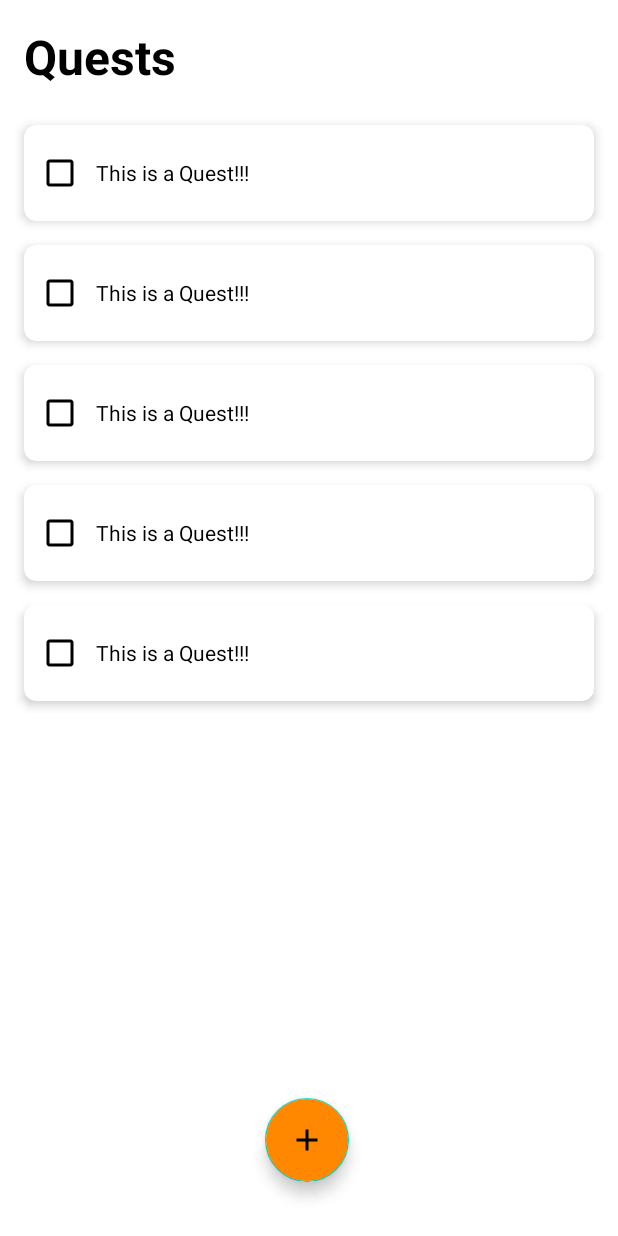
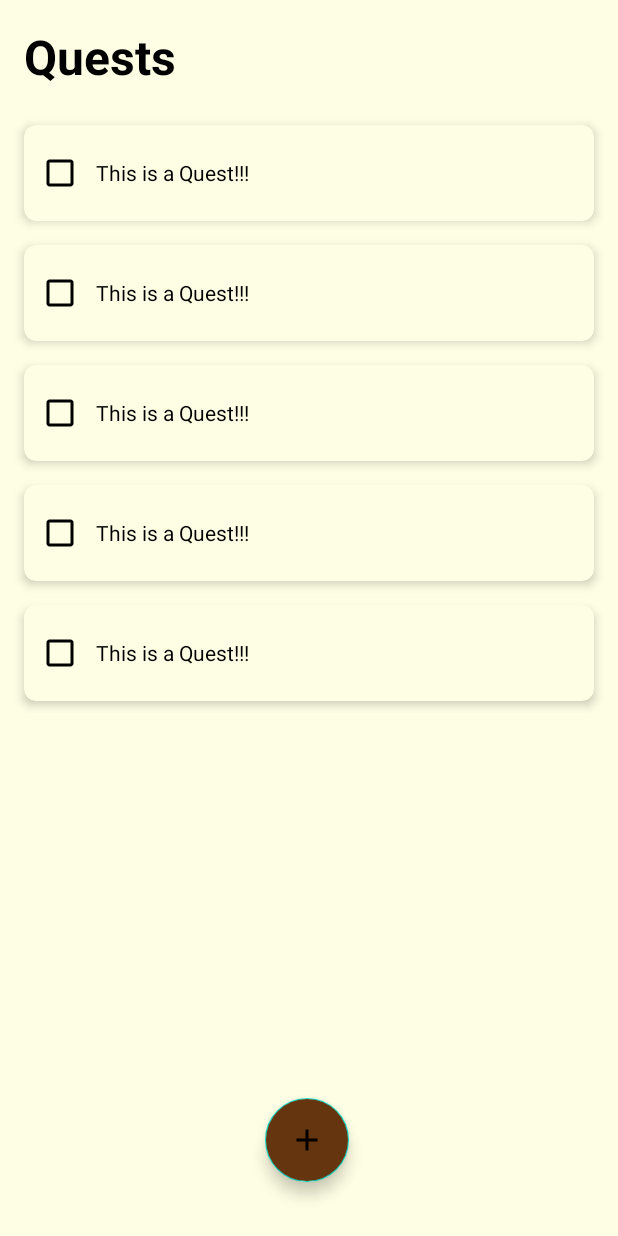
Before and after one commit to MarkYuriPG/QuestListApp, an Android app: the screen it shows after launch (MainActivity), on a phone screen of 412 x 824 dp. Run offline under Robolectric (Android 15) with nearby library versions, the light colour scheme and no system bars.

Commit message:
Add color theme

```diff
--- a/app/src/main/res/layout/activity_main.xml
+++ b/app/src/main/res/layout/activity_main.xml
@@ -4,7 +4,8 @@
     xmlns:tools="http://schemas.android.com/tools"
     android:layout_width="match_parent"
     android:layout_height="match_parent"
-    tools:context=".MainActivity">
+    tools:context=".MainActivity"
+    android:background="@color/pastel_yellow">
 
     <TextView
         android:id="@+id/questsText"
@@ -26,6 +27,7 @@
             android:layout_height="wrap_content"
             android:layout_below="@id/questsText"
             app:layoutManager="androidx.recyclerview.widget.LinearLayoutManager"
+            android:backgroundTint="@color/pastel_yellow"
             android:nestedScrollingEnabled="true"
             />
 
@@ -37,7 +39,7 @@
         android:layout_alignParentBottom="true"
         android:layout_marginEnd="179dp"
         android:layout_marginBottom="36dp"
-        android:backgroundTint="@android:color/holo_orange_dark"
+        android:backgroundTint="@color/caramel"
         android:src="@drawable/baseline_add_24"
         tools:ignore="ContentDescription,SpeakableTextPresentCheck,ImageContrastCheck"/>
 
--- a/app/src/main/res/layout/activity_splash.xml
+++ b/app/src/main/res/layout/activity_splash.xml
@@ -5,7 +5,7 @@
     xmlns:tools="http://schemas.android.com/tools"
     android:layout_width="match_parent"
     android:layout_height="match_parent"
-    android:background="@android:color/holo_orange_dark"
+    android:background="@color/pastel_yellow"
 
     tools:context=".SplashActivity">
 
--- a/app/src/main/res/layout/new_quest.xml
+++ b/app/src/main/res/layout/new_quest.xml
@@ -3,6 +3,7 @@
     xmlns:tools="http://schemas.android.com/tools"
     android:layout_width="match_parent"
     android:layout_height="wrap_content"
+    android:backgroundTint="@color/pastel_yellow"
     >
 
     <EditText
--- a/app/src/main/res/layout/quest_layout.xml
+++ b/app/src/main/res/layout/quest_layout.xml
@@ -6,12 +6,14 @@
     app:cardElevation="4dp"
     app:cardCornerRadius="8dp"
     android:layout_marginHorizontal="16dp"
-    android:layout_marginVertical="8dp">
+    android:layout_marginVertical="8dp"
+    android:backgroundTint="@color/pastel_yellow">
 
     <RelativeLayout
         android:layout_width="wrap_content"
         android:layout_height="wrap_content"
         android:padding="8dp"
+        android:backgroundTint="@color/pastel_yellow"
         >
         <CheckBox
             android:id="@+id/todoCheckBox"
--- a/app/src/main/res/values/colors.xml
+++ b/app/src/main/res/values/colors.xml
@@ -7,4 +7,7 @@
     <color name="teal_700">#FF018786</color>
     <color name="black">#FF000000</color>
     <color name="white">#FFFFFFFF</color>
+    <color name="caramel">#65350F</color>
+    <color name="flesh">#FFD6AC</color>
+    <color name="pastel_yellow">#FEFEE4</color>
 </resources>
```
